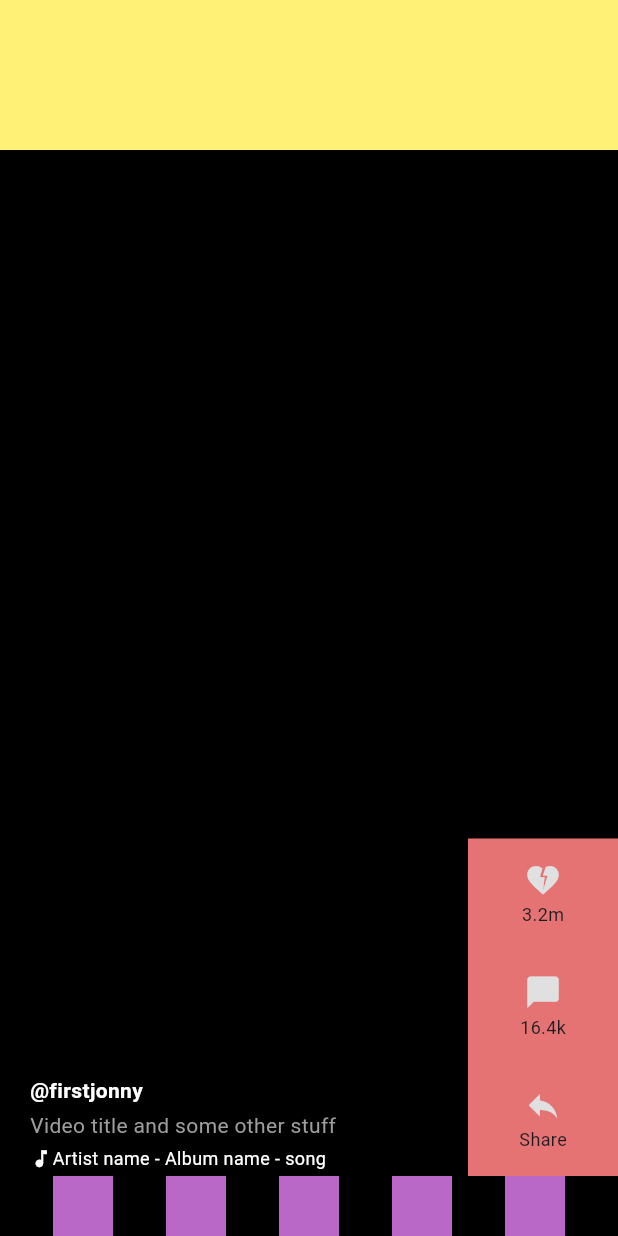
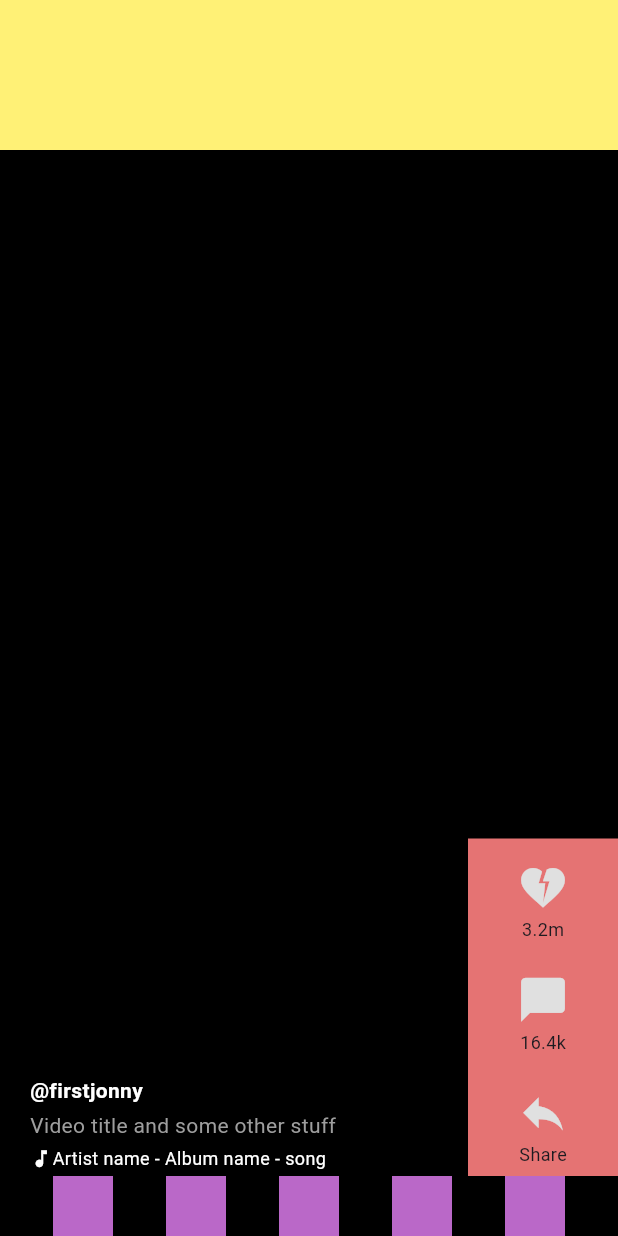
Before and after one commit to Birkity/flutter_tutorial, a Flutter app: the screen it shows after launch, on a phone screen of 412 x 824 dp. Run offline on Flutter 3.47's test engine with Material 3 defaults, Android fonts, the phone set to English and light mode, and no system bars.

Commit message:
Organize constant fields and add _getfollow action function

```diff
--- a/tik_tok_ui/lib/widgets/action_toolbar.dart
+++ b/tik_tok_ui/lib/widgets/action_toolbar.dart
@@ -1,8 +1,24 @@
 import 'package:flutter/material.dart';
 import 'package:flutter/widgets.dart';
 
+class ActionToolbar extends StatelessWidget{
 
-class ActionToolbar extends StatelessWidget{
+// Full dimensions of an action
+static const double ActionWidgetSize = 60.0;
+
+// The size of the icon showen for Social Actions
+static const double ActionIconSize = 35.0;
+
+// The size of the share social icon
+static const double ShareActionIconSize = 25.0;
+
+// The size of the profile image in the follow Action
+static const double ProfileImageSize = 50.0;
+
+// The size of the plus icon under the profile image in follow action
+static const double PlusIconSize = 20.0;
+
+
   @override
   Widget build(BuildContext context){
     return Container(
@@ -21,15 +37,17 @@
 
   Widget _getSocialAction({
     required String title,
-    required IconData icon
+    required IconData icon,
+    bool isShare = false
+
   }){
     return Container(
       margin: EdgeInsets.only(top: 15.0),
-      width: 60.0,
-      height: 60.0,
+      width: ActionWidgetSize,
+      height: ActionWidgetSize,
       child: Column(
         children: [
-          Icon(icon, size: 25.0, color: Colors.grey[300],),
+          Icon(icon, size: isShare ? 25.0 : ActionIconSize, color: Colors.grey[300],),
           Padding(
             padding: EdgeInsets.only(top: 2.0),
             child:
@@ -46,8 +64,8 @@
   }){
     return Container(
       margin: EdgeInsets.symmetric(vertical: 10.0),
-      width: 60.0,
-      height: 60.0,
+      width: ActionWidgetSize,
+      height: ActionWidgetSize,
       child: Stack( children: [
         _getProfilePicture(),
         _getPlusIcon()
```
